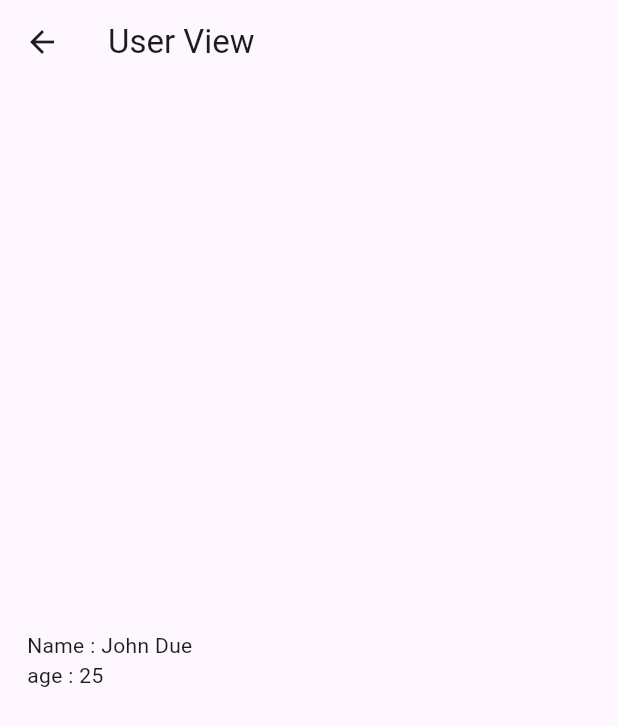
After one commit to poseidonKey/tomorrow_flutter_book, a Flutter app: the screen it shows after launch, after a tap on "Design pattern", on a phone screen of 412 x 824 dp. The commit adds this screen. Shown: the top 726 px of the screen. Run offline on Flutter 3.47's test engine with Material 3 defaults, Android fonts, the phone set to English and light mode, and no system bars.

Commit message:
p207 임시 commit

```diff
--- /dev/null
+++ b/lib/disign_pattern_p207.dart
@@ -0,0 +1,87 @@
+import 'package:flutter/material.dart';
+import 'package:provider/provider.dart';
+
+class UserModel {
+  String name;
+  int age;
+  UserModel({
+    required this.name,
+    required this.age,
+  });
+}
+
+class UserViewModel extends ChangeNotifier {
+  final UserModel _user;
+  UserViewModel({required UserModel user}) : _user = user;
+  UserModel get user => _user;
+  void updateUserName(String name) {
+    _user.name = name;
+    notifyListeners();
+  }
+
+  set updateUserAge(int age) {
+    _user.age = age;
+    notifyListeners();
+  }
+}
+
+class UserView extends StatelessWidget {
+  const UserView({super.key});
+
+  @override
+  Widget build(BuildContext context) {
+    return Scaffold(
+      appBar: AppBar(
+        title: const Text('User View'),
+      ),
+      body: Padding(
+        padding: const EdgeInsets.all(18.0),
+        child: Column(
+          mainAxisAlignment: MainAxisAlignment.center,
+          crossAxisAlignment: CrossAxisAlignment.stretch,
+          children: [
+            Consumer<UserViewModel>(builder: (
+              context,
+              userViewModel,
+              _,
+            ) {
+              return Text('Name : ${userViewModel.user.name}');
+            }),
+            Consumer<UserViewModel>(builder: (
+              context,
+              userViewModel,
+              _,
+            ) {
+              return Text('age : ${userViewModel.user.age}');
+            }),
+          ],
+        ),
+      ),
+    );
+  }
+}
+
+class DesignPatternP207 extends StatefulWidget {
+  const DesignPatternP207({super.key});
+
+  @override
+  State<DesignPatternP207> createState() => _DesignPatternP207State();
+}
+
+class _DesignPatternP207State extends State<DesignPatternP207> {
+  UserViewModel userViewModel = UserViewModel(
+    user: UserModel(name: 'John Due', age: 25),
+  );
+
+  @override
+  Widget build(BuildContext context) {
+    return ChangeNotifierProvider(
+      create: (BuildContext context) => userViewModel,
+      child: const Scaffold(
+        body: Center(
+          child: UserView(),
+        ),
+      ),
+    );
+  }
+}
--- a/lib/main.dart
+++ b/lib/main.dart
@@ -1,4 +1,5 @@
 import 'package:flutter/material.dart';
+import 'package:tommorow_flutter/disign_pattern_p207.dart';
 import 'package:tommorow_flutter/staggerd_ani_p199.dart';
 import 'package:tommorow_flutter/your_animated_widget_p184.dart';
 
@@ -47,6 +48,17 @@ class MainWidget extends StatelessWidget {
               },
               child: const Text('Staggerd Sample'),
             ),
+            ElevatedButton(
+              onPressed: () {
+                Navigator.push(
+                  context,
+                  MaterialPageRoute(
+                    builder: (context) => DesignPatternP207(),
+                  ),
+                );
+              },
+              child: const Text('Design pattern'),
+            ),
           ],
         ),
       ),
--- a/pubspec.yaml
+++ b/pubspec.yaml
@@ -35,6 +35,7 @@ dependencies:
   # The following adds the Cupertino Icons font to your application.
   # Use with the CupertinoIcons class for iOS style icons.
   cupertino_icons: ^1.0.2
+  provider: ^6.1.1
 
 dev_dependencies:
   flutter_test:
```
Also changed, not shown: pubspec.lock.
